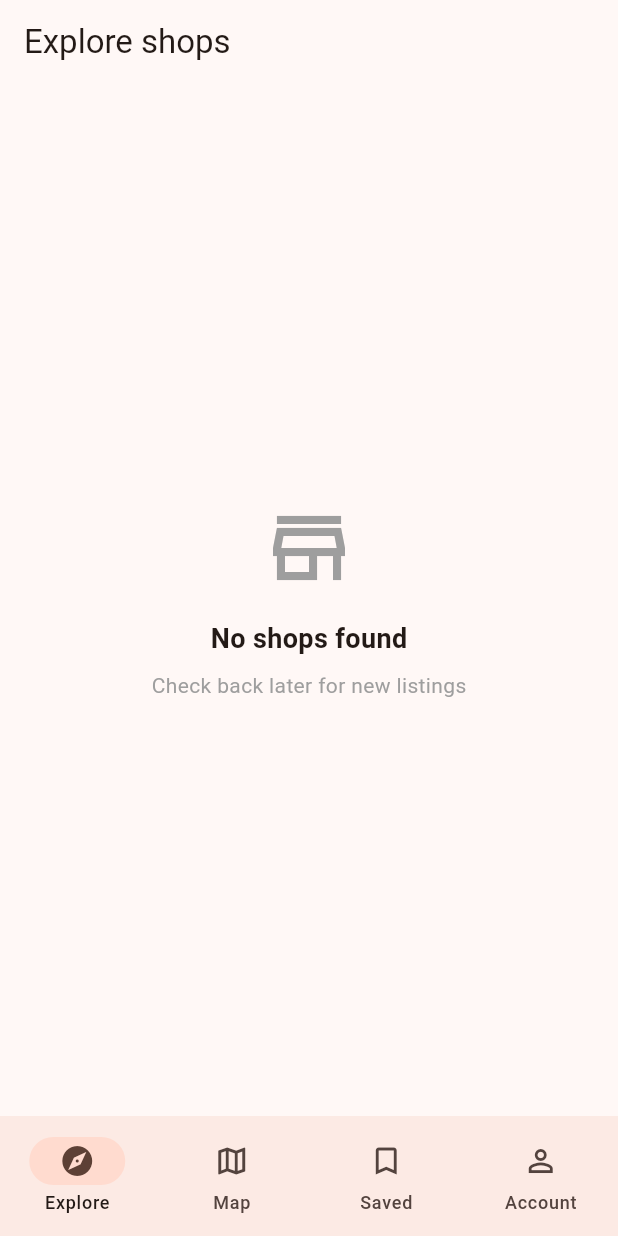
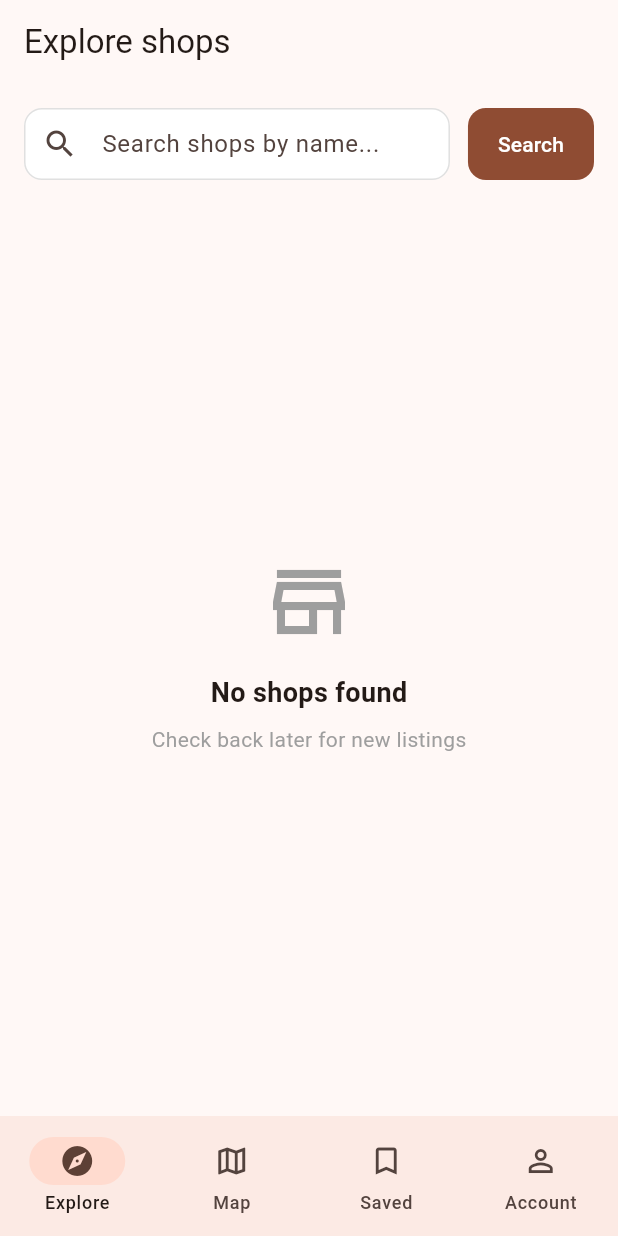
Before and after one commit to K-AMeus/flea-map, a Flutter app: the screen it shows once a user with an empty profile is signed in, on a phone screen of 412 x 824 dp. Run offline on Flutter 3.47's test engine with Material 3 defaults, Android fonts, the phone set to English and light mode, and no system bars; our stand-ins replace flutter_dotenv, google_maps_flutter, google_sign_in, supabase_flutter; accounts and stored records are empty; network calls fail.

Commit message:
Add search functionality

```diff
--- a/mobile/lib/features/explore/explore_screen.dart
+++ b/mobile/lib/features/explore/explore_screen.dart
@@ -14,9 +14,19 @@ class ExploreScreen extends StatefulWidget {
 class _ExploreScreenState extends State<ExploreScreen> {
   final _shopService = ShopService();
   final _favoriteService = FavoriteService();
+  final _searchController = TextEditingController();
   bool _loading = true;
   List<Shop> _shops = [];
   Set<String> _favoriteIds = {};
+  String _searchQuery = '';
+
+  List<Shop> get _filteredShops {
+    if (_searchQuery.isEmpty) return _shops;
+    final query = _searchQuery.toLowerCase();
+    return _shops
+        .where((shop) => shop.name.toLowerCase().contains(query))
+        .toList();
+  }
 
   @override
   void initState() {
@@ -27,8 +37,22 @@ class _ExploreScreenState extends State<ExploreScreen> {
 
   @override
   void dispose() {
+    _searchController.dispose();
     _favoriteService.favoritesChanged.removeListener(_onFavoritesChanged);
     super.dispose();
+  }
+
+  void _onSearch() {
+    setState(() {
+      _searchQuery = _searchController.text.trim();
+    });
+  }
+
+  void _clearSearch() {
+    _searchController.clear();
+    setState(() {
+      _searchQuery = '';
+    });
   }
 
   void _onFavoritesChanged() {
@@ -123,20 +147,97 @@ class _ExploreScreenState extends State<ExploreScreen> {
 
   @override
   Widget build(BuildContext context) {
+    final filteredShops = _filteredShops;
+
     return Scaffold(
       appBar: AppBar(title: const Text('Explore shops')),
       body: _loading
           ? const Center(child: CircularProgressIndicator())
-          : _shops.isEmpty
+          : Column(
+              children: [
+                Padding(
+                  padding: const EdgeInsets.fromLTRB(16, 16, 16, 8),
+                  child: Row(
+                    children: [
+                      Expanded(
+                        child: TextField(
+                          controller: _searchController,
+                          decoration: InputDecoration(
+                            hintText: 'Search shops by name...',
+                            prefixIcon: const Icon(Icons.search),
+                            suffixIcon: _searchController.text.isNotEmpty
+                                ? IconButton(
+                                    icon: const Icon(Icons.clear),
+                                    onPressed: _clearSearch,
+                                  )
+                                : null,
+                            border: OutlineInputBorder(
+                              borderRadius: BorderRadius.circular(12),
+                              borderSide: BorderSide(
+                                color: Colors.grey.shade300,
+                              ),
+                            ),
+                            enabledBorder: OutlineInputBorder(
+                              borderRadius: BorderRadius.circular(12),
+                              borderSide: BorderSide(
+                                color: Colors.grey.shade300,
+                              ),
+                            ),
+                            focusedBorder: OutlineInputBorder(
+                              borderRadius: BorderRadius.circular(12),
+                              borderSide: BorderSide(
+                                color: Theme.of(context).primaryColor,
+                                width: 2,
+                              ),
+                            ),
+                            filled: true,
+                            fillColor: Colors.white,
+                            contentPadding: const EdgeInsets.symmetric(
+                              horizontal: 16,
+                              vertical: 12,
+                            ),
+                          ),
+                          textInputAction: TextInputAction.search,
+                          onSubmitted: (_) => _onSearch(),
+                          onChanged: (_) => setState(() {}),
+                        ),
+                      ),
+                      const SizedBox(width: 12),
+                      FilledButton(
+                        onPressed: _onSearch,
+                        style: FilledButton.styleFrom(
+                          padding: const EdgeInsets.symmetric(
+                            horizontal: 20,
+                            vertical: 14,
+                          ),
+                          shape: RoundedRectangleBorder(
+                            borderRadius: BorderRadius.circular(12),
+                          ),
+                        ),
+                        child: const Text('Search'),
+                      ),
+                    ],
+                  ),
+                ),
+                // Results
+                Expanded(
+                  child: _shops.isEmpty
                       ? const Center(
                           child: Column(
                             mainAxisAlignment: MainAxisAlignment.center,
                             children: [
-                  Icon(Icons.store_outlined, size: 64, color: Colors.grey),
+                              Icon(
+                                Icons.store_outlined,
+                                size: 64,
+                                color: Colors.grey,
+                              ),
                               SizedBox(height: 16),
                               Text(
                                 'No shops found',
-                    style: TextStyle(fontSize: 18, fontWeight: FontWeight.bold),
+                                style: TextStyle(
+                                  fontSize: 18,
+                                  fontWeight: FontWeight.bold,
+                                ),
                               ),
                               SizedBox(height: 8),
                               Text(
@@ -146,23 +247,53 @@ class _ExploreScreenState extends State<ExploreScreen> {
                             ],
                           ),
                         )
+                      : filteredShops.isEmpty
+                      ? Center(
+                          child: Column(
+                            mainAxisAlignment: MainAxisAlignment.center,
+                            children: [
+                              Icon(
+                                Icons.search_off,
+                                size: 64,
+                                color: Colors.grey.shade400,
+                              ),
+                              const SizedBox(height: 16),
+                              Text(
+                                'No results found',
+                                style: const TextStyle(
+                                  fontSize: 18,
+                                  fontWeight: FontWeight.bold,
+                                ),
+                              ),
+                              const SizedBox(height: 8),
+                              Text(
+                                'No shops match "$_searchQuery"',
+                                style: TextStyle(color: Colors.grey.shade600),
+                              ),
+                            ],
+                          ),
+                        )
                       : RefreshIndicator(
                           onRefresh: () => _loadData(forceRefresh: true),
                           child: ListView.separated(
                             padding: const EdgeInsets.all(16),
-                itemCount: _shops.length,
+                            itemCount: filteredShops.length,
                             separatorBuilder: (context, index) =>
                                 const SizedBox(height: 12),
                             itemBuilder: (context, index) {
-                  final shop = _shops[index];
+                              final shop = filteredShops[index];
                               return _ShopListItem(
                                 shop: shop,
                                 openingHoursText: _getTodayOpeningHours(shop),
                                 isFavorite: _favoriteIds.contains(shop.id),
-                    onFavoriteToggle: () => _toggleFavorite(shop.id),
+                                onFavoriteToggle: () =>
+                                    _toggleFavorite(shop.id),
                               );
                             },
                           ),
+                        ),
+                ),
+              ],
             ),
     );
   }
@@ -211,6 +342,8 @@ class _ShopListItem extends StatelessWidget {
               children: [
                 Text(
                   shop.name,
+                  maxLines: 1,
+                  overflow: TextOverflow.ellipsis,
                   style: const TextStyle(
                     fontSize: 16,
                     fontWeight: FontWeight.w600,
```
Lines whose indentation alone changed are shown as unchanged.
